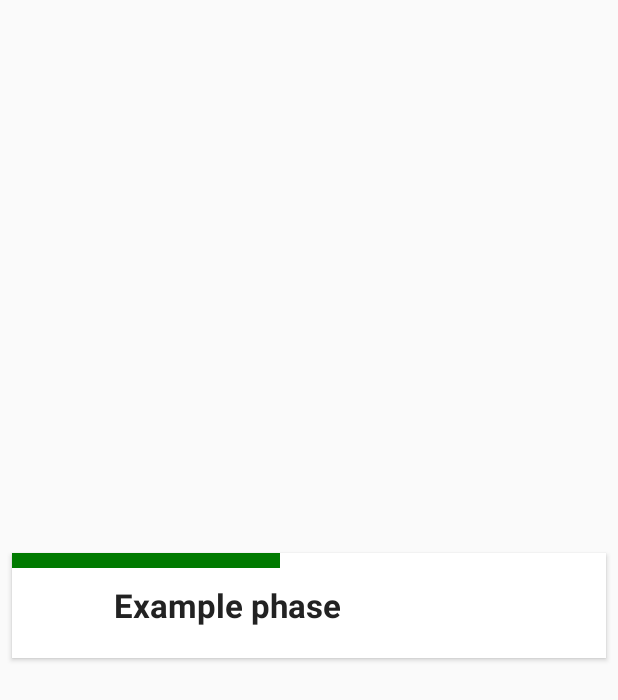
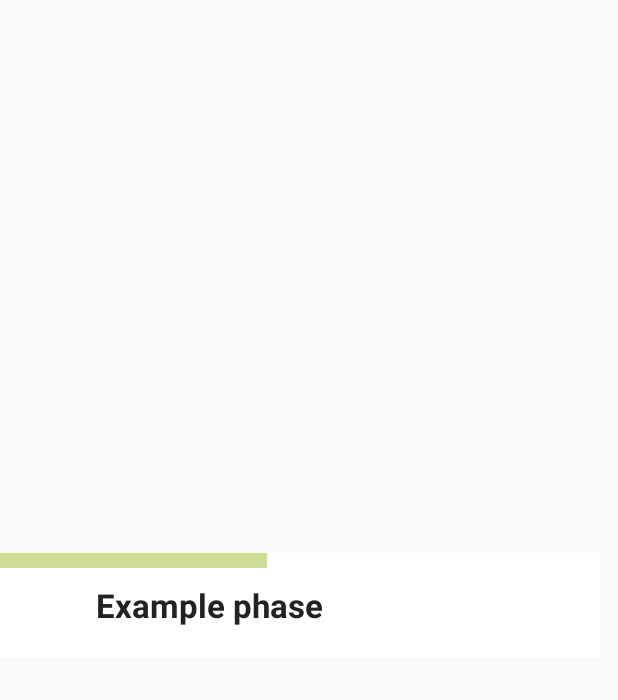
Before and after one commit to NITenyaw/321work, an Android app: the layout cardview_phase.xml on its own in the app's theme, with its tools: preview values and no code run, on a phone screen of 412 x 824 dp. Shown: the top 700 px of the screen. Run offline under Robolectric (Android 15) with nearby library versions, the phone set to English and light mode, and no system bars.

Commit message:
Progress.

```diff
--- a/app/src/main/java/eu/q5x/a321work/TaskActivity.java
+++ b/app/src/main/java/eu/q5x/a321work/TaskActivity.java
@@ -12,4 +12,6 @@ public class TaskActivity extends AppCompatActivity {
         super.onCreate(savedInstanceState);
         setContentView(R.layout.activity_task);
     }
+
+
 }
--- a/app/src/main/res/drawable/phase_progressbar.xml
+++ b/app/src/main/res/drawable/phase_progressbar.xml
@@ -19,10 +19,10 @@
         <clip>
             <shape>
                 <gradient
-                    android:startColor="#007A00"
-                    android:centerColor="#007A00"
+                    android:startColor="#CEDD95"
+                    android:centerColor="#CEDD95"
                     android:centerY="1.0"
-                    android:endColor="#06101d"
+                    android:endColor="#CEDD95"
                     android:angle="270"
                     />
             </shape>
--- a/app/src/main/res/layout/activity_phase.xml
+++ b/app/src/main/res/layout/activity_phase.xml
@@ -5,7 +5,6 @@
     android:layout_width="match_parent"
     android:layout_height="match_parent"
     android:paddingBottom="@dimen/activity_vertical_margin"
-    android:paddingLeft="@dimen/activity_horizontal_margin"
     android:paddingRight="@dimen/activity_horizontal_margin"
     android:paddingTop="@dimen/activity_vertical_margin"
     tools:context=".PhaseActivity">
--- a/app/src/main/res/layout/cardview_phase.xml
+++ b/app/src/main/res/layout/cardview_phase.xml
@@ -7,8 +7,9 @@
     android:layout_width="match_parent"
     android:layout_height="wrap_content"
     android:layout_marginBottom="8dp"
-    android:layout_marginStart="8dp"
+    android:layout_marginStart="0dp"
     android:layout_marginEnd="8dp"
+    card_view:cardElevation="0dp"
     card_view:cardCornerRadius="0dp">
 
     <RelativeLayout
--- a/app/src/main/res/raw/content.json
+++ b/app/src/main/res/raw/content.json
@@ -3,7 +3,7 @@
     "title": "Preparation",
     "iconId": "preparation",
     "id": "phase_prep",
-    "order": 100
+    "order": 100,
   },
   {
     "title": "Work",
--- a/app/src/main/res/values/colors.xml
+++ b/app/src/main/res/values/colors.xml
@@ -3,4 +3,5 @@
     <color name="colorPrimary">#94BD00</color>
     <color name="colorPrimaryDark">#000000</color>
     <color name="colorAccent">#CEDD95</color>
+    <color name="background">#D9D8D8</color>
 </resources>
--- a/app/src/main/res/values/styles.xml
+++ b/app/src/main/res/values/styles.xml
@@ -6,6 +6,7 @@
         <item name="colorPrimary">@color/colorPrimary</item>
         <item name="colorPrimaryDark">@color/colorPrimaryDark</item>
         <item name="colorAccent">@color/colorAccent</item>
+        <item name="background">@color/background</item>
     </style>
 
 </resources>
```
Also changed, not shown: app/src/main/java/eu/q5x/a321work/DetailActivity.java (+8 -0 lines), app/src/main/java/eu/q5x/a321work/Model/Phase.java (+10 -1 lines), app/src/main/java/eu/q5x/a321work/Model/Task.java (+8 -1 lines), app/src/main/java/eu/q5x/a321work/PhaseActivity.java (+10 -10 lines), app/src/main/java/eu/q5x/a321work/WorkApp.java (+19 -0 lines).
